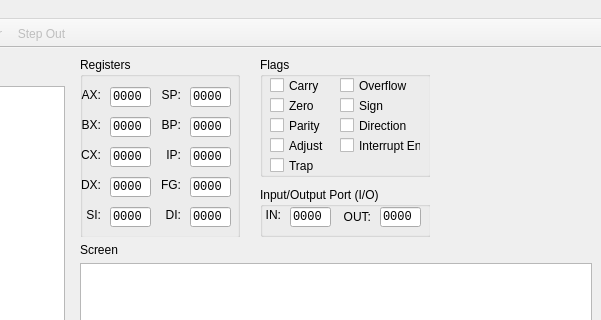
Before: the Qt Designer form src/MemWnd.ui in rdnelson/Libra, drawn with Qt 5; both pictures show x 448 to 1049 and y 0 to 320 of the 1049 by 679 pixel window.
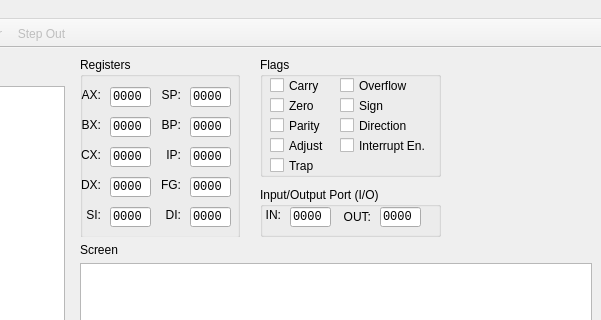
After: the same form once the commit is applied. Icons and pictures are not drawn. Custom widgets are drawn as their Qt base class.

Commit message: Fixed memview collapsing on osx

```diff
--- a/src/MemWnd.ui
+++ b/src/MemWnd.ui
@@ -178,7 +178,7 @@
           </property>
           <property name="minimumSize">
            <size>
-            <width>350</width>
+            <width>375</width>
             <height>180</height>
            </size>
           </property>
@@ -621,7 +621,7 @@
             <rect>
              <x>180</x>
              <y>130</y>
-             <width>171</width>
+             <width>181</width>
              <height>50</height>
             </rect>
            </property>
@@ -729,7 +729,7 @@
             <rect>
              <x>180</x>
              <y>0</y>
-             <width>171</width>
+             <width>181</width>
              <height>120</height>
             </rect>
            </property>
@@ -769,7 +769,7 @@
              <rect>
               <x>80</x>
               <y>20</y>
-              <width>71</width>
+              <width>81</width>
               <height>17</height>
              </rect>
             </property>
@@ -847,7 +847,7 @@
              <rect>
               <x>80</x>
               <y>80</y>
-              <width>81</width>
+              <width>101</width>
               <height>17</height>
              </rect>
             </property>
@@ -860,7 +860,7 @@
              <rect>
               <x>80</x>
               <y>60</y>
-              <width>71</width>
+              <width>81</width>
               <height>17</height>
              </rect>
             </property>
```
Left out of the diff: 6 changed lines with no effect on the pictures.
